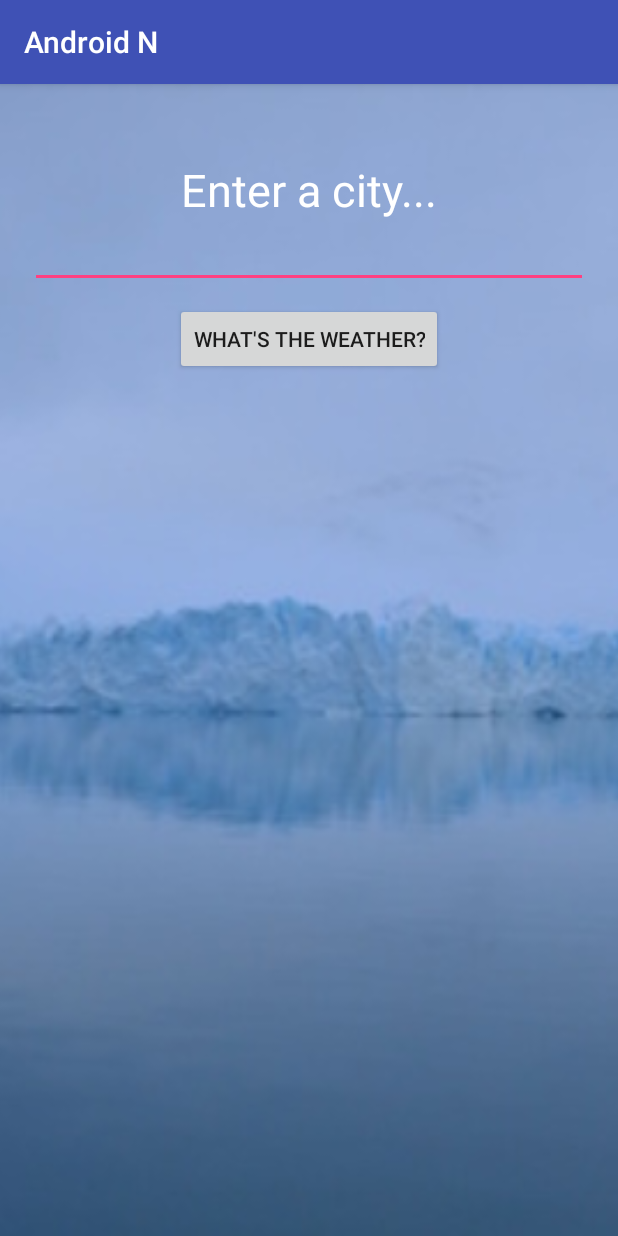
After one commit to bavuonglong/android-n, an Android app: the WhatsThatWeatherActivity screen opened directly, with no data from a screen before it, on a phone screen of 412 x 824 dp. The commit adds this screen. Run offline under Robolectric (Android 15) with nearby library versions, the phone set to English and light mode, and no system bars.

Commit message:
What's the weather

```diff
--- a/app/src/main/AndroidManifest.xml
+++ b/app/src/main/AndroidManifest.xml
@@ -18,7 +18,8 @@
                 <category android:name="android.intent.category.LAUNCHER" />
             </intent-filter>
         </activity>
-        <activity android:name=".GuessTheCelebrityActivity"></activity>
+        <activity android:name=".GuessTheCelebrityActivity" />
+        <activity android:name=".WhatsThatWeatherActivity"></activity>
     </application>
 
 </manifest>
--- a/app/src/main/java/com/codeko/androidn/MainActivity.java
+++ b/app/src/main/java/com/codeko/androidn/MainActivity.java
@@ -18,4 +18,9 @@ public class MainActivity extends AppCompatActivity {
         MainActivity.this.startActivity(myIntent);
     }
 
+    public void whatsTheWeather(View view) {
+        Intent myIntent = new Intent(MainActivity.this, WhatsThatWeatherActivity.class);
+        MainActivity.this.startActivity(myIntent);
+    }
+
 }
--- /dev/null
+++ b/app/src/main/res/layout/activity_whats_that_weather.xml
@@ -0,0 +1,55 @@
+<RelativeLayout xmlns:android="http://schemas.android.com/apk/res/android"
+    xmlns:tools="http://schemas.android.com/tools"
+    android:layout_width="match_parent"
+    android:layout_height="match_parent"
+    tools:context=".WhatsThatWeatherActivity">
+
+    <ImageView
+        android:layout_width="fill_parent"
+        android:layout_height="fill_parent"
+        android:id="@+id/imageView"
+        android:src="@drawable/background"
+        android:longClickable="false"
+        android:adjustViewBounds="false"
+        android:scaleType="centerCrop"
+        android:layout_alignParentStart="true" />
+
+    <TextView
+        android:layout_width="wrap_content"
+        android:layout_height="wrap_content"
+        android:text="Enter a city..."
+        android:id="@+id/textView"
+        android:layout_alignTop="@+id/imageView"
+        android:layout_centerHorizontal="true"
+        android:layout_marginTop="50dp"
+        android:textSize="30sp"
+        android:textColor="#ffffffff" />
+
+    <EditText
+        android:layout_width="fill_parent"
+        android:layout_height="wrap_content"
+        android:id="@+id/cityName"
+        android:layout_below="@+id/textView"
+        android:layout_centerHorizontal="true"
+        android:layout_marginLeft="40dp" />
+
+    <Button
+        android:layout_width="wrap_content"
+        android:layout_height="wrap_content"
+        android:text="What&apos;s The Weather?"
+        android:id="@+id/button"
+        android:layout_below="@+id/cityName"
+        android:layout_centerHorizontal="true"
+        android:onClick="findWeather"
+        android:layout_marginTop="10dp" />
+
+    <TextView
+        android:layout_width="wrap_content"
+        android:layout_height="wrap_content"
+        android:id="@+id/resultTextView"
+        android:layout_alignBottom="@+id/imageView"
+        android:layout_centerHorizontal="true"
+        android:layout_marginBottom="120dp"
+        android:textSize="20sp"
+        android:textColor="#ffffffff" />
+</RelativeLayout>
```
Also changed, not shown: app/src/main/java/com/codeko/androidn/WhatsThatWeatherActivity.java (added, +156 -0 lines), app/src/main/res/layout/activity_main.xml (+17 -3 lines), app/src/main/res/drawable/background.jpeg (added).
